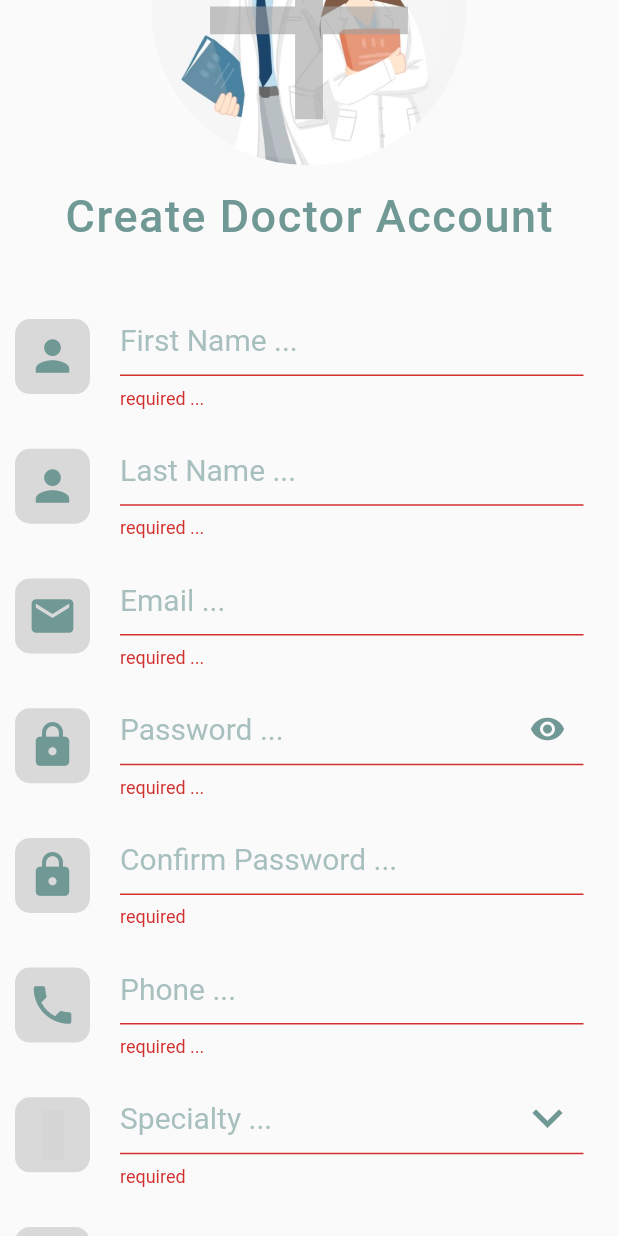
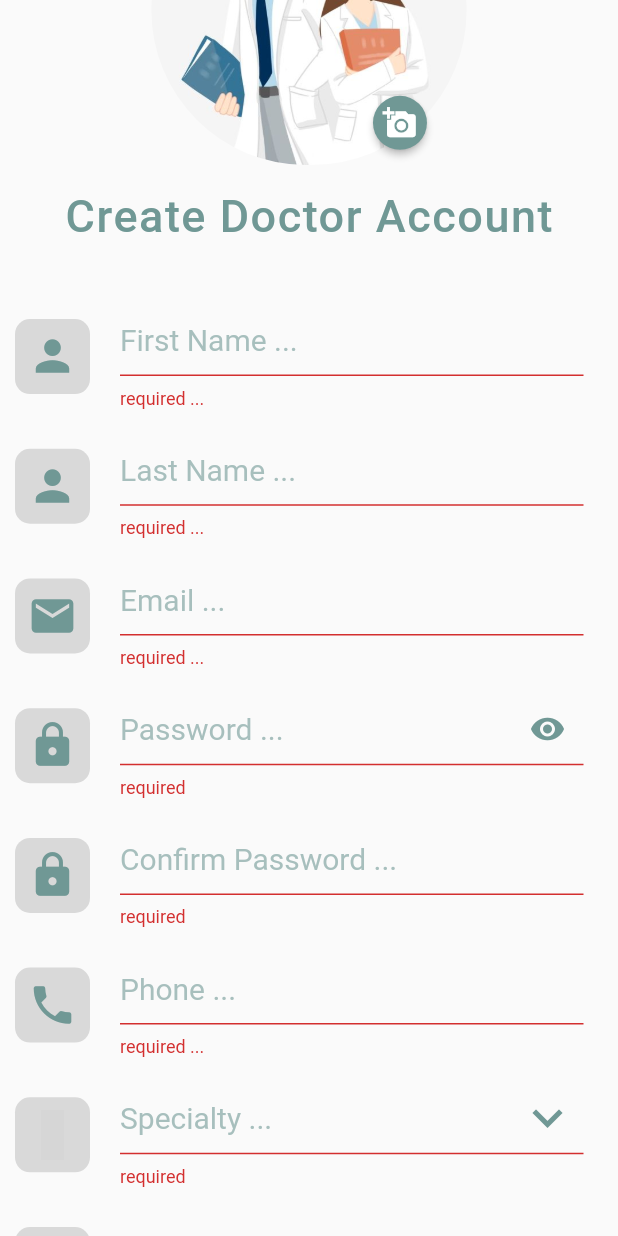
Before and after one commit to manaralbogha/Admin_App, a Flutter app: the RegisterDoctorView screen opened directly with empty values, scrolled down 106 dp, after a tap on "Next", on a phone screen of 412 x 824 dp. Run offline on Flutter 3.47's test engine with Material 2 defaults, Android fonts, the light colour scheme and no system bars; our stand-ins replace dartz, dio, equatable, flutter_bloc, flutter_screenutil, hexcolor and 2 more; missing offline and left inert: awesome_icons; accounts and stored records are empty; grey boxes are pictures that could not be loaded.

Commit message:
edit photo

```diff
--- a/lib/screens/register_doctor_screen/manager/register_doctor_cubit.dart
+++ b/lib/screens/register_doctor_screen/manager/register_doctor_cubit.dart
@@ -4,19 +4,12 @@ import 'package:awesome_icons/awesome_icons.dart';
 import 'package:flutter/material.dart';
 import 'package:flutter_bloc/flutter_bloc.dart';
 import 'package:project_one_admin_app/core/api/services/register_doctor_service.dart';
-import 'package:project_one_admin_app/core/models/doctor_model.dart';
 import 'package:project_one_admin_app/core/models/register_doctor_model.dart';
 import 'package:project_one_admin_app/screens/register_doctor_screen/manager/register_doctor_states.dart';
 
 class RegisterDoctorCubit extends Cubit<RegisterDoctorStates> {
-//  GlobalKey<FormState> formKey = GlobalKey();
   RegisterDoctorModel registerModel = RegisterDoctorModel();
-
-  bool obscureText = false;
-
-
-  DoctorModel? doctorModel;
-
+  bool obscureText = true;
   IconData icon = Icons.remove_red_eye;
   File? imageFile;
   final formKey = GlobalKey<FormState>();
@@ -137,6 +130,9 @@ class RegisterDoctorCubit extends Cubit<RegisterDoctorStates> {
   }
 
   Future<void> registerDoctor({required String token}) async {
+    if (imageFile != null) {
+      registerModel.image = imageFile;
+    }
     emit(RegisterDoctorLoading());
     (await RegisterDoctorService.registerDoctor(
             token: token, registerModel: registerModel))
--- a/lib/screens/register_doctor_screen/register_doctor_screen.dart
+++ b/lib/screens/register_doctor_screen/register_doctor_screen.dart
@@ -11,7 +11,6 @@ import 'package:project_one_admin_app/core/widgets/custome_error_widget.dart';
 import 'package:project_one_admin_app/core/widgets/custome_progress_indicator.dart';
 import 'package:project_one_admin_app/core/widgets/custome_text_field.dart';
 import 'package:project_one_admin_app/main.dart';
-import 'package:project_one_admin_app/screens/doctor_details_screen/doctor_details_screen.dart';
 import 'package:project_one_admin_app/screens/register_doctor_screen/add_work_times_screen.dart';
 import 'package:project_one_admin_app/screens/register_doctor_screen/manager/register_doctor_cubit.dart';
 import 'package:project_one_admin_app/screens/register_doctor_screen/manager/register_doctor_states.dart';
@@ -97,6 +96,16 @@ class RegisterDoctorViewBody extends StatelessWidget {
                     SizedBox(height: screenSize.height * .02),
                     CustomeTextField(
                       hintText: 'Password ...',
+                      validator: (value) {
+                        if (value?.isEmpty ?? true) {
+                          return 'required';
+                        } else {
+                          if (value!.length < 6) {
+                            return 'password must be at least 6 characters';
+                          }
+                        }
+                        return null;
+                      },
                       iconData: Icons.lock,
                       onChanged: (value) =>
                           cubit.registerModel.password = value,
@@ -198,16 +207,9 @@ class RegisterDoctorViewBody extends StatelessWidget {
                       text: 'Next',
                       onPressed: () {
                         if (cubit.formKey.currentState!.validate()) {
-                          cubit.registerDoctor(token: token).then(
-                            (value) {
-                              Navigator.pushNamed(
-                                context,
-                                AddWorkTimesView.route,
-                              );
-                            },
-                          );
-                          //log('\nDoctor Imagggggge \n ${cubit.imageFile}');
+                          cubit.registerDoctor(token: token);
                         }
+                        log('\nDoctor Imagggggge \n ${cubit.imageFile}');
                       },
                     ),
                     const SizedBox(height: 15),
--- a/lib/screens/register_doctor_screen/widgets/pick_image_widget.dart
+++ b/lib/screens/register_doctor_screen/widgets/pick_image_widget.dart
@@ -2,9 +2,12 @@
 
 import 'dart:developer';
 import 'dart:io';
+import 'package:awesome_icons/awesome_icons.dart';
 import 'package:flutter/material.dart';
 import 'package:flutter_bloc/flutter_bloc.dart';
+import 'package:flutter_screenutil/flutter_screenutil.dart';
 import 'package:image_picker/image_picker.dart';
+import 'package:project_one_admin_app/core/styles/colors/colors.dart';
 import '../../../core/utils/app_assets.dart';
 import '../../../core/widgets/custome_image.dart';
 import '../../../main.dart';
@@ -22,32 +25,13 @@ class _PickImageWidgetState extends State<PickImageWidget> {
 
   @override
   Widget build(BuildContext context) {
-    return GestureDetector(
-      onTap: () {
-        _showBottomSheet(context);
-      },
-      child: _image == null
-          ? Stack(
+    return Stack(
       children: [
-                CustomeImage(
+        _image == null
+            ? CustomeImage(
                 image: AppAssets.registerDoctorImage,
                 width: screenSize.width * .51,
                 borderRadius: BorderRadius.circular(screenSize.width * .5),
-                ),
-                Positioned(
-                  right: screenSize.width * .03,
-                  bottom: screenSize.width * .01,
-                  child: CircleAvatar(
-                    backgroundColor: Colors.white.withOpacity(.1),
-                    radius: screenSize.width * .25,
-                    child: Icon(
-                      Icons.add,
-                      size: screenSize.width * .55,
-                      color: Colors.grey.withOpacity(.6),
-                    ),
-                  ),
-                ),
-              ],
               )
             : ClipRRect(
                 borderRadius: BorderRadius.circular(screenSize.height * .2),
@@ -58,6 +42,24 @@ class _PickImageWidgetState extends State<PickImageWidget> {
                   fit: BoxFit.cover,
                 ),
               ),
+        Positioned(
+          right: screenSize.width * .001,
+          bottom: screenSize.width * .01,
+          child: MaterialButton(
+            padding: EdgeInsets.zero,
+            onPressed: () {
+              _showBottomSheet(context);
+            },
+            shape: const CircleBorder(),
+            color: defaultColor,
+            child: Icon(
+              _image == null ? Icons.add_a_photo : Icons.edit,
+              size: 20.w,
+              color: Colors.white,
+            ),
+          ),
+        ),
+      ],
     );
   }
 
--- a/pubspec.yaml
+++ b/pubspec.yaml
@@ -33,6 +33,7 @@ dependencies:
   dartz: ^0.10.1
   dio: ^5.2.1+1
   equatable: ^2.0.5
+  file_picker: ^5.3.2
   flutter:
     sdk: flutter
   flutter_bloc: ^8.1.3
```
Also changed, not shown: pubspec.lock. Lines whose indentation alone changed are shown as unchanged.
